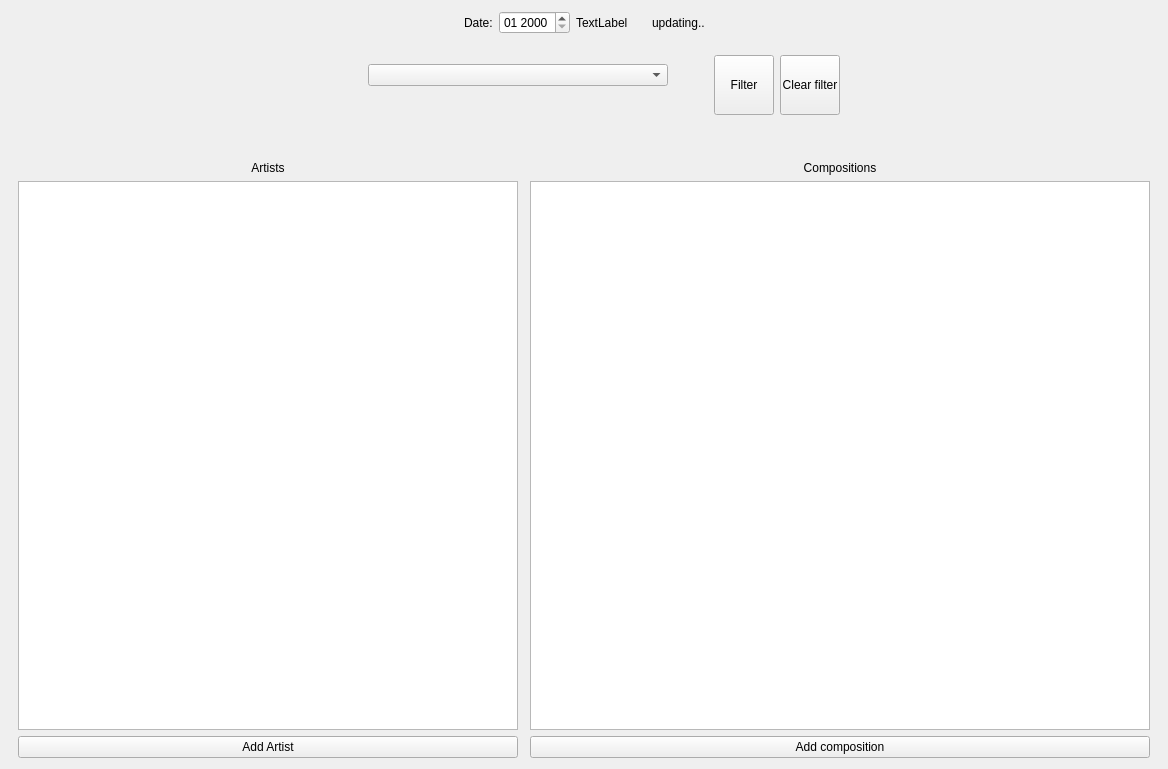
This is MusicChart/mainwindow.ui in SergySanJj/Music-Chart as Qt 5 draws it before an edit. The edited form follows.
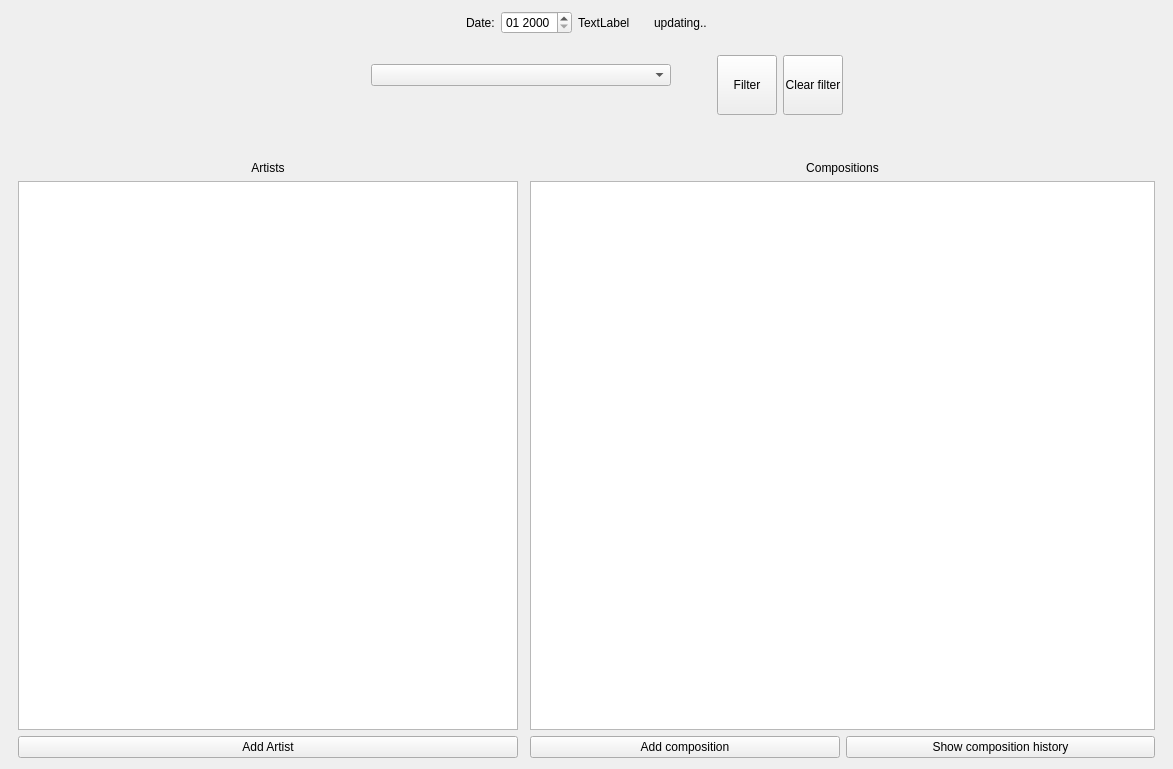
This is the edited form.

Commit message: Add composition history plot

What changed in the file:
```diff
--- a/MusicChart/mainwindow.ui
+++ b/MusicChart/mainwindow.ui
@@ -6,7 +6,7 @@
    <rect>
     <x>0</x>
     <y>0</y>
-    <width>1168</width>
+    <width>1173</width>
     <height>769</height>
    </rect>
   </property>
@@ -193,8 +193,8 @@
          <widget class="QTableView" name="compositionsView">
           <property name="minimumSize">
            <size>
-            <width>620</width>
-            <height>0</height>
+            <width>625</width>
+            <height>100</height>
            </size>
           </property>
          </widget>
@@ -208,6 +208,13 @@
             </property>
            </widget>
           </item>
+          <item>
+           <widget class="QPushButton" name="compositionHistoryButton">
+            <property name="text">
+             <string>Show composition history</string>
+            </property>
+           </widget>
+          </item>
          </layout>
         </item>
        </layout>
```
Left out of the diff: 4 changed lines with no effect on the pictures. The commit also changes 8 other files.
